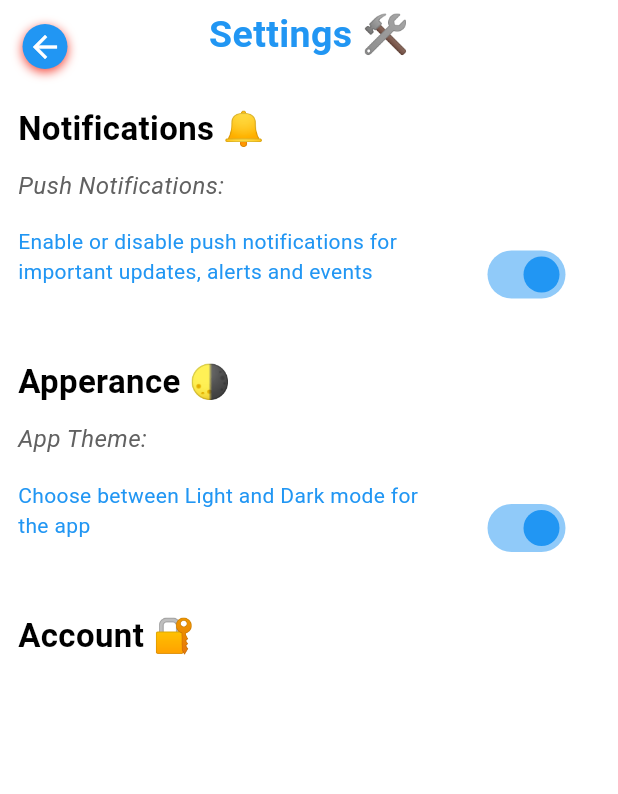
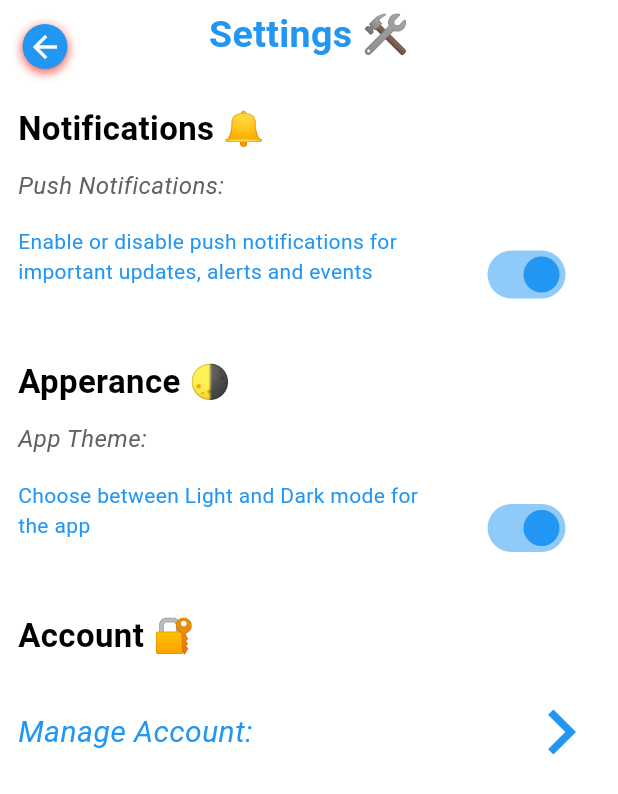
Before and after one commit to Yvonne-Wanja-1/appy, a Flutter app: the SettingsPage screen opened by its route, on a phone screen of 412 x 824 dp. Shown: the top 794 px of the screen. Run offline on Flutter 3.47's test engine with Material 3 defaults, Android fonts, the phone set to English and light mode, and no system bars; our stand-ins replace animated_text_kit, curved_navigation_bar, font_awesome_flutter, google_fonts, image_cropper, image_picker and 1 more; missing offline and left inert: open_file_plus.

Commit message:
added some widgets under the account section

```diff
--- a/appy/lib/pages/pages/settings.dart
+++ b/appy/lib/pages/pages/settings.dart
@@ -208,6 +208,32 @@ SizedBox(height: 24,),
        ),
     ),
 
+    SizedBox(height: 10),
+    Row(
+      mainAxisAlignment: MainAxisAlignment.spaceBetween,
+      children: [
+        Padding(
+          padding: const EdgeInsets.only(left:12.0),
+          child: Text('Manage Account:',
+            style: TextStyle(fontSize: 20,
+          //  fontWeight: FontWeight.bold,
+            fontStyle: FontStyle.italic,
+            color: Colors.blue),
+          ),
+        ),
+        IconButton(
+          icon: Icon(Icons.chevron_right,
+          size: 60,
+          color: Colors.blue),
+          onPressed: () {
+            // Navigate to account management page
+            Navigator.pushNamed(context, '/account_management');
+          },
+        ),
+      ]
+
+        )
+
 
 
           ],
```
